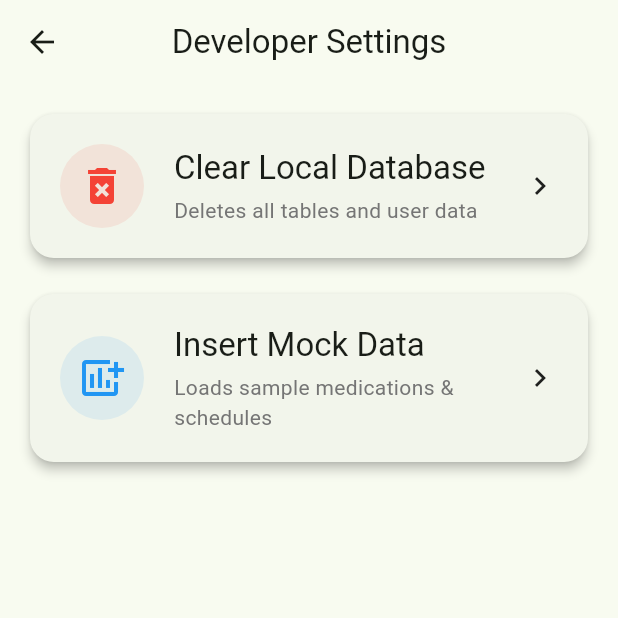
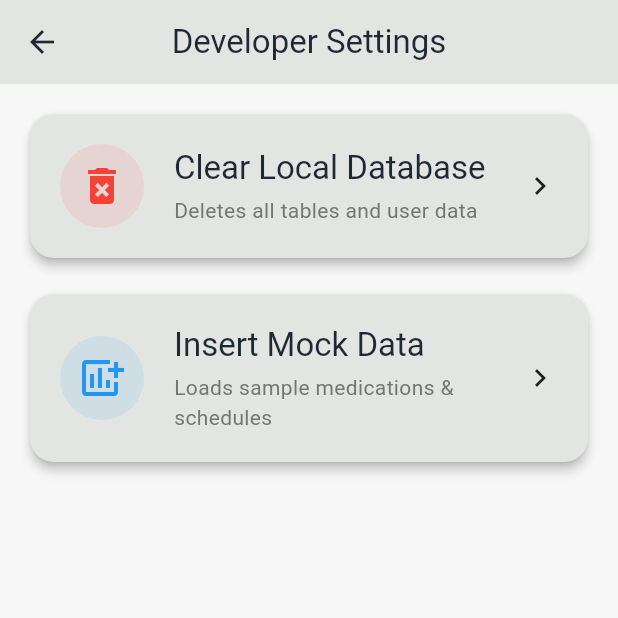
Before and after one commit to namedTim/lekec, a Flutter app: the MedsScreen screen opened by its route, after a tap on "Uporabniki", after a tap on "Nastavitve", after a tap on "Developer Settings", on a phone screen of 412 x 824 dp, the top half of it. Run offline on Flutter 3.47's test engine with Material 3 defaults, Android fonts, the phone set to English and light mode, and no system bars; our stand-ins replace drift, flutter_riverpod, go_router, material_symbols_icons, riverpod, riverpod_annotation; accounts and stored records are empty; generated files the repository leaves out were written again.

Commit message:
theming and design

```diff
--- a/lib/main.dart
+++ b/lib/main.dart
@@ -2,12 +2,15 @@
 import 'package:flutter/material.dart';
 import 'package:flutter_riverpod/flutter_riverpod.dart';
 import 'package:go_router/go_router.dart';
+import 'package:material_symbols_icons/symbols.dart';
 import 'package:lekec/database/drift_database.dart';
 import 'ui/screens/developer_settings.dart';
 import 'ui/screens/meds.dart';
 import 'ui/screens/meds_history.dart';
 import 'features/core/providers/database_provider.dart';
 import 'features/core/providers/theme_provider.dart';
+
+import 'ui/theme/app_theme.dart';
 
 late final AppDatabase db;
 
@@ -108,15 +111,15 @@ class ScaffoldWithNavBar extends StatelessWidget {
         onDestinationSelected: (int index) => _onTap(context, index),
         destinations: const <NavigationDestination>[
           NavigationDestination(
-            icon: Icon(Icons.medication),
+            icon: Icon(Symbols.pill),
             label: 'Zdravila',
           ),
           NavigationDestination(
-            icon: Icon(Icons.home),
+            icon: Icon(Symbols.home),
             label: 'Tekoči pregled',
           ),
           NavigationDestination(
-            icon: Icon(Icons.manage_search),
+            icon: Icon(Symbols.manage_search),
             label: 'Zgodovina',
           ),
         ],
@@ -143,30 +146,8 @@ class MyApp extends ConsumerWidget {
 
     return MaterialApp.router(
       title: 'Lekec',
-      theme: ThemeData(
-        // This is the theme of your application.
-        //
-        // TRY THIS: Try running your application with "flutter run". You'll see
-        // the application has a purple toolbar. Then, without quitting the app,
-        // try changing the seedColor in the colorScheme below to Colors.green
-        // and then invoke "hot reload" (save your changes or press the "hot
-        // reload" button in a Flutter-supported IDE, or press "r" if you used
-        // the command line to start the app).
-        //
-        // Notice that the counter didn't reset back to zero; the application
-        // state is not lost during the reload. To reset the state, use hot
-        // restart instead.
-        //
-        // This works for code too, not just values: Most code changes can be
-        // tested with just a hot reload.
-        colorScheme: ColorScheme.fromSeed(seedColor: const Color.fromARGB(255, 79, 183, 58)),
-      ),
-      darkTheme: ThemeData(
-        colorScheme: ColorScheme.fromSeed(
-          seedColor: const Color.fromARGB(255, 79, 183, 58),
-          brightness: Brightness.dark,
-        ),
-      ),
+      theme: AppTheme.light,
+      darkTheme: AppTheme.dark,
       themeMode: themeMode.value ?? ThemeMode.system,
       routerConfig: _router,
     );
--- a/lib/ui/components/settings_view.dart
+++ b/lib/ui/components/settings_view.dart
@@ -1,6 +1,7 @@
 import 'package:flutter/material.dart';
 import 'package:flutter_riverpod/flutter_riverpod.dart';
 import 'package:go_router/go_router.dart';
+import 'package:material_symbols_icons/symbols.dart';
 import '../../features/core/providers/theme_provider.dart';
 
 class SettingsView extends ConsumerWidget {
@@ -23,7 +24,7 @@ class SettingsView extends ConsumerWidget {
                   loading: () => 'Pridobivanje nastavitve...',
                   error: (_, __) => 'NaN',
                 )),
-                leading: const Icon(Icons.brightness_6),
+                leading: const Icon(Symbols.brightness_6),
               ),
               Padding(
                 padding: const EdgeInsets.all(16.0),
@@ -32,17 +33,17 @@ class SettingsView extends ConsumerWidget {
                     ButtonSegment<ThemeMode>(
                       value: ThemeMode.system,
                       label: Text('Sistemska'),
-                      icon: Icon(Icons.brightness_auto),
+                      icon: Icon(Symbols.brightness_auto),
                     ),
                     ButtonSegment<ThemeMode>(
                       value: ThemeMode.light,
                       label: Text('Svetla'),
-                      icon: Icon(Icons.light_mode),
+                      icon: Icon(Symbols.light_mode),
                     ),
                     ButtonSegment<ThemeMode>(
                       value: ThemeMode.dark,
                       label: Text('Temna'),
-                      icon: Icon(Icons.dark_mode),
+                      icon: Icon(Symbols.dark_mode),
                     ),
                   ],
                   selected: {themeMode.value ?? ThemeMode.system},
@@ -59,9 +60,9 @@ class SettingsView extends ConsumerWidget {
         const SizedBox(height: 16),
         Card(
           child: ListTile(
-            leading: const Icon(Icons.developer_mode),
+            leading: const Icon(Symbols.developer_mode),
             title: const Text('Developer Settings'),
-            trailing: const Icon(Icons.chevron_right),
+            trailing: const Icon(Symbols.chevron_right),
             onTap: () {
               context.push('/dev');
             },
--- a/lib/ui/screens/meds.dart
+++ b/lib/ui/screens/meds.dart
@@ -1,5 +1,6 @@
 import 'package:flutter/material.dart';
 import 'package:go_router/go_router.dart';
+import 'package:material_symbols_icons/symbols.dart';
 import '../components/settings_view.dart';
 
 enum MedsTab { medications, users, settings }
@@ -29,17 +30,18 @@ class _MedsScreenState extends State<MedsScreen> {
                     ButtonSegment<MedsTab>(
                       value: MedsTab.medications,
                       label: Text('Zdravila'),
-                      icon: Icon(Icons.medication_outlined),
+                      icon: Icon(Symbols.pill),
+
                     ),
                     ButtonSegment<MedsTab>(
                       value: MedsTab.users,
                       label: Text('Uporabniki'),
-                      icon: Icon(Icons.people_outline),
+                      icon: Icon(Symbols.group),
                     ),
                     ButtonSegment<MedsTab>(
                       value: MedsTab.settings,
                       label: Text('Nastavitve'),
-                      icon: Icon(Icons.settings_outlined),
+                      icon: Icon(Symbols.settings),
                     ),
                   ],
                   selected: {_selectedTab},
@@ -48,6 +50,9 @@ class _MedsScreenState extends State<MedsScreen> {
                       _selectedTab = newSelection.first;
                     });
                   },
+                  style: ButtonStyle(
+                    visualDensity: VisualDensity(horizontal: -2),
+                  ),
                 ),
               ),
             ),
--- /dev/null
+++ b/lib/ui/theme/app_colors.dart
@@ -0,0 +1,26 @@
+import 'package:flutter/material.dart';
+
+class AppColors {
+  // Brand greens
+  static const Color primary = Color.fromARGB(255, 31, 191, 31);       // main brand green
+  static const Color primaryDark = Color.fromARGB(255, 23, 158, 46);   // dark container
+  static const Color primaryLight = Color.fromARGB(255, 110, 231, 126);  // light container
+
+  // Neutral surfaces (no blue tint)
+  static const Color backgroundLight = Color(0xFFF6F7F6);
+  static const Color surfaceLight = Color(0xFFE3E5E3);
+
+  static const Color backgroundDark = Color(0xFF141414);
+  static const Color surfaceDark = Color(0xFF1E1E1E);
+
+  // Text
+  static const Color textPrimaryLight = Color(0xFF1F2933);
+  static const Color textPrimaryDark = Color(0xFFE5E7EB);
+
+  // Outline / dividers
+  static const Color outlineLight = Color(0xFFB0B6B2);
+  static const Color outlineDark = Color(0xFF3A3A3A);
+
+  // Error
+  static const Color error = Color(0xFFD32F2F);
+}
--- a/pubspec.yaml
+++ b/pubspec.yaml
@@ -40,6 +40,7 @@ dependencies:
   flutter_riverpod: ^3.0.3
   riverpod_annotation: ^3.0.3
   go_router: ^17.0.0
+  material_symbols_icons: ^4.2892.0
 
 dev_dependencies:
   flutter_test:
```
Also changed, not shown: lib/ui/theme/app_theme.dart (added, +130 -0 lines), pubspec.lock.
